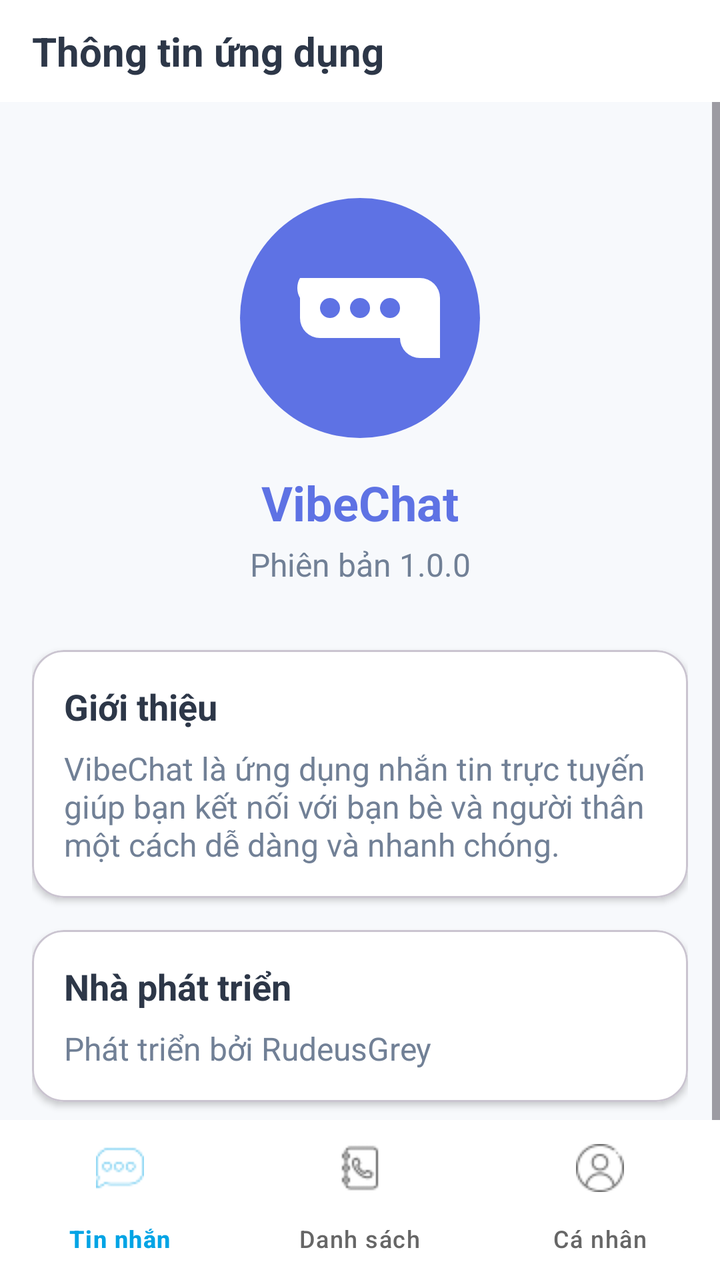
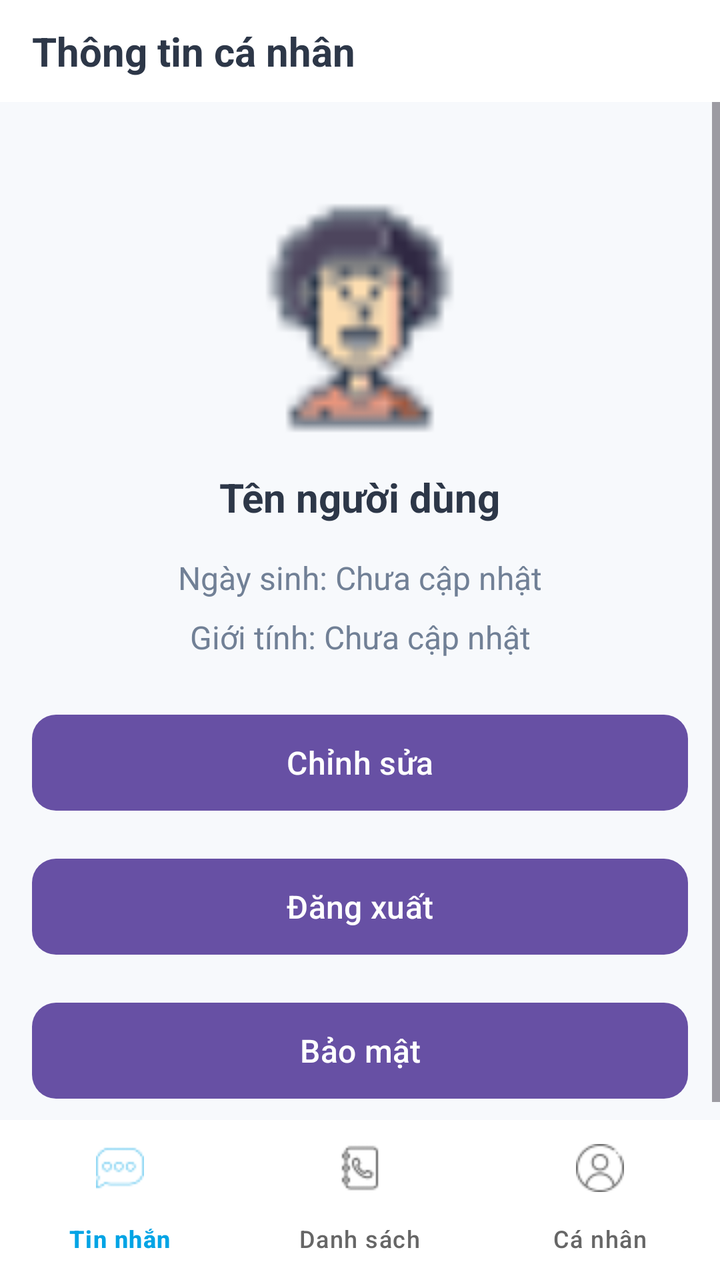

Two renders of the same Android screen: before a commit and after it. Below are the layout's source before the change and the commit's diff.
<!-- AndroidManifest.xml: application theme Theme.VibeChat -->
<!-- res/layout/activity_info.xml -->
<?xml version="1.0" encoding="utf-8"?>
<androidx.constraintlayout.widget.ConstraintLayout xmlns:android="http://schemas.android.com/apk/res/android"
    xmlns:app="http://schemas.android.com/apk/res-auto"
    android:layout_width="match_parent"
    android:layout_height="match_parent"
    android:background="@color/colorBackground">

    <com.google.android.material.appbar.AppBarLayout
        android:id="@+id/appBarLayout"
        android:layout_width="match_parent"
        android:layout_height="wrap_content"
        android:background="@color/colorSurface"
        android:elevation="4dp"
        app:layout_constraintTop_toTopOf="parent">

        <androidx.constraintlayout.widget.ConstraintLayout
            android:layout_width="match_parent"
            android:layout_height="wrap_content"
            android:paddingHorizontal="16dp"
            android:paddingVertical="12dp">

            <TextView
                android:id="@+id/titleTextView"
                android:layout_width="wrap_content"
                android:layout_height="wrap_content"
                android:text="Thông tin ứng dụng"
                android:textColor="@color/colorTextPrimary"
                android:textSize="20sp"
                android:textStyle="bold"
                app:layout_constraintBottom_toBottomOf="parent"
                app:layout_constraintStart_toStartOf="parent"
                app:layout_constraintTop_toTopOf="parent" />
        </androidx.constraintlayout.widget.ConstraintLayout>
    </com.google.android.material.appbar.AppBarLayout>

    <ScrollView
        android:layout_width="match_parent"
        android:layout_height="0dp"
        app:layout_constraintBottom_toBottomOf="parent"
        app:layout_constraintTop_toBottomOf="@id/appBarLayout">

        <androidx.constraintlayout.widget.ConstraintLayout
            android:layout_width="match_parent"
            android:layout_height="wrap_content"
            android:padding="16dp">

            <ImageView
                android:id="@+id/appLogoImageView"
                android:layout_width="120dp"
                android:layout_height="120dp"
                android:layout_marginTop="32dp"
                android:src="@drawable/chat_logo"
                app:layout_constraintEnd_toEndOf="parent"
                app:layout_constraintStart_toStartOf="parent"
                app:layout_constraintTop_toTopOf="parent" />

            <TextView
                android:id="@+id/appNameTextView"
                android:layout_width="wrap_content"
                android:layout_height="wrap_content"
                android:layout_marginTop="16dp"
                android:text="VibeChat"
                android:textColor="@color/colorPrimary"
                android:textSize="24sp"
                android:textStyle="bold"
                app:layout_constraintEnd_toEndOf="parent"
                app:layout_constraintStart_toStartOf="parent"
                app:layout_constraintTop_toBottomOf="@id/appLogoImageView" />

            <TextView
                android:id="@+id/versionTextView"
                android:layout_width="wrap_content"
                android:layout_height="wrap_content"
                android:layout_marginTop="4dp"
                android:text="Phiên bản 1.0.0"
                android:textColor="@color/colorTextSecondary"
                android:textSize="16sp"
                app:layout_constraintEnd_toEndOf="parent"
                app:layout_constraintStart_toStartOf="parent"
                app:layout_constraintTop_toBottomOf="@id/appNameTextView" />

            <com.google.android.material.card.MaterialCardView
                android:id="@+id/aboutCardView"
                android:layout_width="match_parent"
                android:layout_height="wrap_content"
                android:layout_marginTop="32dp"
                app:cardBackgroundColor="@color/colorSurface"
                app:cardCornerRadius="16dp"
                app:cardElevation="2dp"
                app:layout_constraintTop_toBottomOf="@id/versionTextView">

                <LinearLayout
                    android:layout_width="match_parent"
                    android:layout_height="wrap_content"
                    android:orientation="vertical"
                    android:padding="16dp">

                    <TextView
                        android:layout_width="match_parent"
                        android:layout_height="wrap_content"
                        android:text="Giới thiệu"
                        android:textColor="@color/colorTextPrimary"
                        android:textSize="18sp"
                        android:textStyle="bold" />

                    <TextView
                        android:layout_width="match_parent"
                        android:layout_height="wrap_content"
                        android:layout_marginTop="8dp"
                        android:text="VibeChat là ứng dụng nhắn tin trực tuyến giúp bạn kết nối với bạn bè và người thân một cách dễ dàng và nhanh chóng."
                        android:textColor="@color/colorTextSecondary"
                        android:textSize="16sp" />
                </LinearLayout>
            </com.google.android.material.card.MaterialCardView>

            <com.google.android.material.card.MaterialCardView
                android:id="@+id/developerCardView"
                android:layout_width="match_parent"
                android:layout_height="wrap_content"
                android:layout_marginTop="16dp"
                app:cardBackgroundColor="@color/colorSurface"
                app:cardCornerRadius="16dp"
                app:cardElevation="2dp"
                app:layout_constraintTop_toBottomOf="@id/aboutCardView">

                <LinearLayout
                    android:layout_width="match_parent"
                    android:layout_height="wrap_content"
                    android:orientation="vertical"
                    android:padding="16dp">

                    <TextView
                        android:layout_width="match_parent"
                        android:layout_height="wrap_content"
                        android:text="Nhà phát triển"
                        android:textColor="@color/colorTextPrimary"
                        android:textSize="18sp"
                        android:textStyle="bold" />

                    <TextView
                        android:layout_width="match_parent"
                        android:layout_height="wrap_content"
                        android:layout_marginTop="8dp"
                        android:text="Phát triển bởi RudeusGrey"
                        android:textColor="@color/colorTextSecondary"
                        android:textSize="16sp" />
                </LinearLayout>
            </com.google.android.material.card.MaterialCardView>

            <com.google.android.material.button.MaterialButton
                android:id="@+id/contactButton"
                android:layout_width="match_parent"
                android:layout_height="56dp"
                android:layout_marginTop="32dp"
                android:text="Liên hệ hỗ trợ"
                android:textAllCaps="false"
                android:textSize="16sp"
                app:cornerRadius="12dp"
                app:layout_constraintTop_toBottomOf="@id/developerCardView" />

        </androidx.constraintlayout.widget.ConstraintLayout>
    </ScrollView>

    <com.google.android.material.bottomnavigation.BottomNavigationView
        android:id="@+id/bottomNavigationView"
        android:layout_width="match_parent"
        android:layout_height="wrap_content"
        android:background="@color/colorSurface"
        android:elevation="8dp"
        app:itemIconTint="@drawable/bottom_nav_icon_tint"
        app:itemTextColor="@drawable/bottom_nav_text_tint"
        app:layout_constraintBottom_toBottomOf="parent"
        app:layout_constraintEnd_toEndOf="parent"
        app:layout_constraintStart_toStartOf="parent"
        app:menu="@menu/bottom_nav_menu" />

</androidx.constraintlayout.widget.ConstraintLayout>
<!-- resources referenced by this layout -->
<resources>
  <color name="colorBackground">#F7F9FC</color>
  <color name="colorPrimary">#5E72E4</color>
  <color name="colorSurface">#FFFFFF</color>
  <color name="colorTextPrimary">#2D3748</color>
  <color name="colorTextSecondary">#718096</color>
  <!-- drawable bottom_nav_icon_tint (drawable) -->
  <?xml version="1.0" encoding="utf-8"?>
  <selector xmlns:android="http://schemas.android.com/apk/res/android">
      <item android:color="#00A4E5" android:state_checked="true" />
      <item android:color="#666666" android:state_checked="false" />
  </selector>
  <!-- drawable bottom_nav_text_tint (drawable) -->
  <?xml version="1.0" encoding="utf-8"?>
  <selector xmlns:android="http://schemas.android.com/apk/res/android">
      <item android:color="#00A4E5" android:state_checked="true" />
      <item android:color="#666666" android:state_checked="false" />
  </selector>
  <!-- drawable chat_logo (drawable) -->
  <vector xmlns:android="http://schemas.android.com/apk/res/android"
      android:width="120dp"
      android:height="120dp"
      android:viewportWidth="120"
      android:viewportHeight="120">
      <path
          android:pathData="M60,60m-60,0a60,60 0,1 1,120 0a60,60 0,1 1,-120 0"
          android:fillColor="#5E72E4"/>
      <path
          android:pathData="M30,40L90,40A10,10 0,0 1,100 50L100 80L90,80A10,10 0,0 1,80 70L80,70L40,70A10,10 0,0 1,30 60L30,50A10,10 0,0 1,30 40z"
          android:fillColor="#FFFFFF"/>
      <path
          android:pathData="M45,55m-5,0a5,5 0,1 1,10 0a5,5 0,1 1,-10 0"
          android:fillColor="#5E72E4"/>
      <path
          android:pathData="M60,55m-5,0a5,5 0,1 1,10 0a5,5 0,1 1,-10 0"
          android:fillColor="#5E72E4"/>
      <path
          android:pathData="M75,55m-5,0a5,5 0,1 1,10 0a5,5 0,1 1,-10 0"
          android:fillColor="#5E72E4"/>
  </vector>
  <style name="Theme.VibeChat" parent="Base.Theme.VibeChat" />
  <style name="Base.Theme.VibeChat" parent="Theme.Material3.DayNight.NoActionBar">
          
          
      </style>
</resources>

<!-- the commit's change to res/layout/activity_info.xml (unified diff, before → after) -->
@@ -23,7 +23,7 @@
                 android:id="@+id/titleTextView"
                 android:layout_width="wrap_content"
                 android:layout_height="wrap_content"
-                android:text="Thông tin ứng dụng"
+                android:text="Thông tin cá nhân"
                 android:textColor="@color/colorTextPrimary"
                 android:textSize="20sp"
                 android:textStyle="bold"
@@ -36,7 +36,7 @@
     <ScrollView
         android:layout_width="match_parent"
         android:layout_height="0dp"
-        app:layout_constraintBottom_toBottomOf="parent"
+        app:layout_constraintBottom_toTopOf="@id/bottomNavigationView"
         app:layout_constraintTop_toBottomOf="@id/appBarLayout">
 
         <androidx.constraintlayout.widget.ConstraintLayout
@@ -44,119 +44,95 @@
             android:layout_height="wrap_content"
             android:padding="16dp">
 
+            
             <ImageView
-                android:id="@+id/appLogoImageView"
+                android:id="@+id/userImageView"
                 android:layout_width="120dp"
                 android:layout_height="120dp"
                 android:layout_marginTop="32dp"
-                android:src="@drawable/chat_logo"
+                android:src="@drawable/default_avatar"
+                android:scaleType="centerCrop"
                 app:layout_constraintEnd_toEndOf="parent"
                 app:layout_constraintStart_toStartOf="parent"
                 app:layout_constraintTop_toTopOf="parent" />
 
+            
             <TextView
-                android:id="@+id/appNameTextView"
+                android:id="@+id/userNameTextView"
                 android:layout_width="wrap_content"
                 android:layout_height="wrap_content"
                 android:layout_marginTop="16dp"
-                android:text="VibeChat"
-                android:textColor="@color/colorPrimary"
-                android:textSize="24sp"
+                android:text="Tên người dùng"
+                android:textColor="@color/colorTextPrimary"
+                android:textSize="20sp"
                 android:textStyle="bold"
                 app:layout_constraintEnd_toEndOf="parent"
                 app:layout_constraintStart_toStartOf="parent"
-                app:layout_constraintTop_toBottomOf="@id/appLogoImageView" />
+                app:layout_constraintTop_toBottomOf="@id/userImageView" />
 
+            
             <TextView
-                android:id="@+id/versionTextView"
+                android:id="@+id/dobTextView"
                 android:layout_width="wrap_content"
                 android:layout_height="wrap_content"
-                android:layout_marginTop="4dp"
-                android:text="Phiên bản 1.0.0"
+                android:layout_marginTop="16dp"
+                android:text="Ngày sinh: Chưa cập nhật"
                 android:textColor="@color/colorTextSecondary"
                 android:textSize="16sp"
                 app:layout_constraintEnd_toEndOf="parent"
                 app:layout_constraintStart_toStartOf="parent"
-                app:layout_constraintTop_toBottomOf="@id/appNameTextView" />
+                app:layout_constraintTop_toBottomOf="@id/userNameTextView" />
 
-            <com.google.android.material.card.MaterialCardView
-                android:id="@+id/aboutCardView"
-                android:layout_width="match_parent"
+            
+            <TextView
+                android:id="@+id/genderTextView"
+                android:layout_width="wrap_content"
                 android:layout_height="wrap_content"
-                android:layout_marginTop="32dp"
-                app:cardBackgroundColor="@color/colorSurface"
-                app:cardCornerRadius="16dp"
-                app:cardElevation="2dp"
-                app:layout_constraintTop_toBottomOf="@id/versionTextView">
+                android:layout_marginTop="8dp"
+                android:text="Giới tính: Chưa cập nhật"
+                android:textColor="@color/colorTextSecondary"
+                android:textSize="16sp"
+                app:layout_constraintEnd_toEndOf="parent"
+                app:layout_constraintStart_toStartOf="parent"
+                app:layout_constraintTop_toBottomOf="@id/dobTextView" />
 
-                <LinearLayout
-                    android:layout_width="match_parent"
-                    android:layout_height="wrap_content"
-                    android:orientation="vertical"
-                    android:padding="16dp">
-
-                    <TextView
-                        android:layout_width="match_parent"
-                        android:layout_height="wrap_content"
-                        android:text="Giới thiệu"
-                        android:textColor="@color/colorTextPrimary"
-                        android:textSize="18sp"
-                        android:textStyle="bold" />
-
-                    <TextView
-                        android:layout_width="match_parent"
-                        android:layout_height="wrap_content"
-                        android:layout_marginTop="8dp"
-                        android:text="VibeChat là ứng dụng nhắn tin trực tuyến giúp bạn kết nối với bạn bè và người thân một cách dễ dàng và nhanh chóng."
-                        android:textColor="@color/colorTextSecondary"
-                        android:textSize="16sp" />
-                </LinearLayout>
-            </com.google.android.material.card.MaterialCardView>
-
-            <com.google.android.material.card.MaterialCardView
-                android:id="@+id/developerCardView"
-                android:layout_width="match_parent"
-                android:layout_height="wrap_content"
-                android:layout_marginTop="16dp"
-                app:cardBackgroundColor="@color/colorSurface"
-                app:cardCornerRadius="16dp"
-                app:cardElevation="2dp"
-                app:layout_constraintTop_toBottomOf="@id/aboutCardView">
-
-                <LinearLayout
-                    android:layout_width="match_parent"
-                    android:layout_height="wrap_content"
-                    android:orientation="vertical"
-                    android:padding="16dp">
-
-                    <TextView
-                        android:layout_width="match_parent"
-                        android:layout_height="wrap_content"
-                        android:text="Nhà phát triển"
-                        android:textColor="@color/colorTextPrimary"
-                        android:textSize="18sp"
-                        android:textStyle="bold" />
-
-                    <TextView
-                        android:layout_width="match_parent"
-                        android:layout_height="wrap_content"
-                        android:layout_marginTop="8dp"
-                        android:text="Phát triển bởi RudeusGrey"
-                        android:textColor="@color/colorTextSecondary"
-                        android:textSize="16sp" />
-                </LinearLayout>
-            </com.google.android.material.card.MaterialCardView>
-
+            
             <com.google.android.material.button.MaterialButton
-                android:id="@+id/contactButton"
-                android:layout_width="match_parent"
+                android:id="@+id/editButton"
+                android:layout_width="0dp"
                 android:layout_height="56dp"
-                android:layout_marginTop="32dp"
-                android:text="Liên hệ hỗ trợ"
+                android:layout_marginTop="24dp"
+                android:text="Chỉnh sửa"
                 android:textAllCaps="false"
                 android:textSize="16sp"
                 app:cornerRadius="12dp"
-                app:layout_constraintTop_toBottomOf="@id/developerCardView" />
+                app:layout_constraintEnd_toEndOf="parent"
+                app:layout_constraintStart_toStartOf="parent"
+                app:layout_constraintTop_toBottomOf="@id/genderTextView" />
+
+            
+            <com.google.android.material.button.MaterialButton
+                android:id="@+id/logoutButton"
+                android:layout_width="match_parent"
+                android:layout_height="56dp"
+                android:layout_marginTop="16dp"
+                android:text="Đăng xuất"
+                android:textAllCaps="false"
+                android:textSize="16sp"
+                app:cornerRadius="12dp"
+                app:layout_constraintTop_toBottomOf="@id/editButton" />
+
+            
+            <com.google.android.material.button.MaterialButton
+                android:id="@+id/securityButton"
+                android:layout_width="match_parent"
+                android:layout_height="56dp"
+                android:layout_marginTop="16dp"
+                android:text="Bảo mật"
+                android:textAllCaps="false"
+                android:textSize="16sp"
+                app:cornerRadius="12dp"
+                app:layout_constraintTop_toBottomOf="@id/logoutButton" />
 
         </androidx.constraintlayout.widget.ConstraintLayout>
     </ScrollView>
<!-- resource entries referenced after the edit -->
@@ -1,7 +1,6 @@
 <!-- resources referenced by this layout -->
 <resources>
   <color name="colorBackground">#F7F9FC</color>
-  <color name="colorPrimary">#5E72E4</color>
   <color name="colorSurface">#FFFFFF</color>
   <color name="colorTextPrimary">#2D3748</color>
   <color name="colorTextSecondary">#718096</color>
@@ -17,28 +16,7 @@
       <item android:color="#00A4E5" android:state_checked="true" />
       <item android:color="#666666" android:state_checked="false" />
   </selector>
-  <!-- drawable chat_logo (drawable) -->
-  <vector xmlns:android="http://schemas.android.com/apk/res/android"
-      android:width="120dp"
-      android:height="120dp"
-      android:viewportWidth="120"
-      android:viewportHeight="120">
-      <path
-          android:pathData="M60,60m-60,0a60,60 0,1 1,120 0a60,60 0,1 1,-120 0"
-          android:fillColor="#5E72E4"/>
-      <path
-          android:pathData="M30,40L90,40A10,10 0,0 1,100 50L100 80L90,80A10,10 0,0 1,80 70L80,70L40,70A10,10 0,0 1,30 60L30,50A10,10 0,0 1,30 40z"
-          android:fillColor="#FFFFFF"/>
-      <path
-          android:pathData="M45,55m-5,0a5,5 0,1 1,10 0a5,5 0,1 1,-10 0"
-          android:fillColor="#5E72E4"/>
-      <path
-          android:pathData="M60,55m-5,0a5,5 0,1 1,10 0a5,5 0,1 1,-10 0"
-          android:fillColor="#5E72E4"/>
-      <path
-          android:pathData="M75,55m-5,0a5,5 0,1 1,10 0a5,5 0,1 1,-10 0"
-          android:fillColor="#5E72E4"/>
-  </vector>
+  <!-- drawable default_avatar: png bitmap (drawable, 1239 bytes) -->
   <style name="Theme.VibeChat" parent="Base.Theme.VibeChat" />
   <style name="Base.Theme.VibeChat" parent="Theme.Material3.DayNight.NoActionBar">
           
